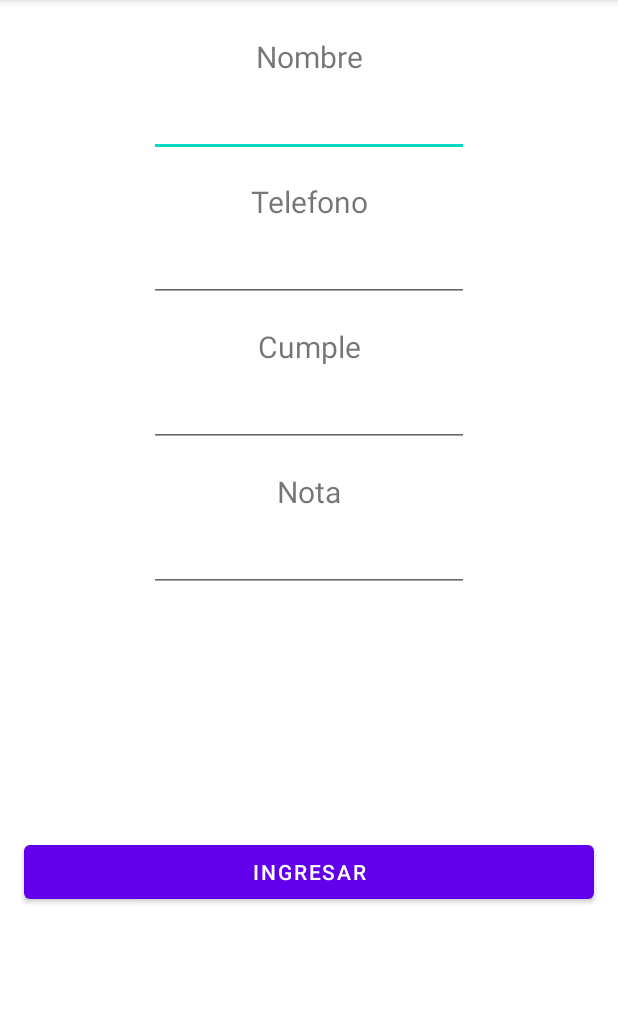
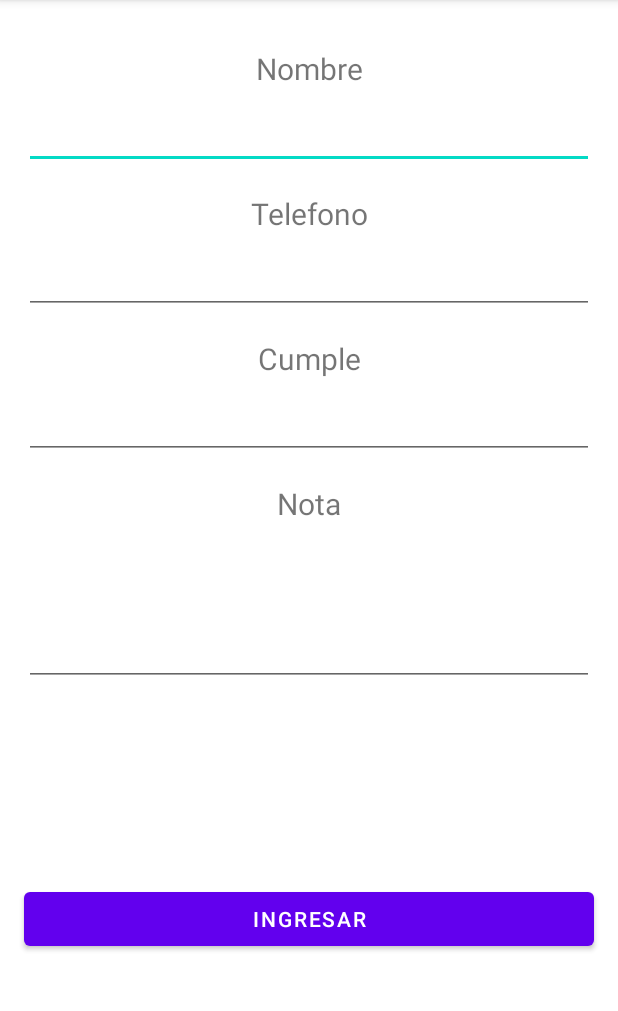
Before and after one commit to Orlandroid/Agenda, an Android app: the screen it shows after launch (MainActivity), after a tap on an icon or button, on a phone screen of 412 x 824 dp, the part 84-1095 px from its top. Run offline under Robolectric (Android 15) with nearby library versions, the phone set to English and light mode, and no system bars; our stand-ins replace Dagger/Hilt's generated code, Room's generated code.

Commit message:
Se agregaron estados a viewModel cambiones de ui en algunos fragments y tambien se agrego la escabilidad del teclado

```diff
--- a/app/src/main/AndroidManifest.xml
+++ b/app/src/main/AndroidManifest.xml
@@ -2,6 +2,7 @@
 <manifest xmlns:android="http://schemas.android.com/apk/res/android"
     package="com.example.crudagenda">
 
+    <uses-permission android:name="android.permission.ACCESS_NETWORK_STATE" />
     <application
         android:allowBackup="true"
         android:name=".Application"
@@ -12,6 +13,7 @@
         android:theme="@style/Theme.CrudAgenda">
         <activity
             android:name=".ui.MainActivity"
+            android:windowSoftInputMode="stateVisible|adjustResize"
             android:exported="true">
             <intent-filter>
                 <action android:name="android.intent.action.MAIN" />
--- a/app/src/main/java/com/example/crudagenda/ui/addcontact/AddContact.kt
+++ b/app/src/main/java/com/example/crudagenda/ui/addcontact/AddContact.kt
@@ -6,11 +6,13 @@ import androidx.fragment.app.Fragment
 import android.view.LayoutInflater
 import android.view.View
 import android.view.ViewGroup
+import android.widget.Toast
 import androidx.fragment.app.viewModels
 import androidx.navigation.fragment.findNavController
 import com.example.crudagenda.R
 import com.example.crudagenda.databinding.FragmentAddContactBinding
 import com.example.crudagenda.util.DatePickerFragment
+import com.example.crudagenda.util.hideKeyboard
 import dagger.hilt.android.AndroidEntryPoint
 
 @AndroidEntryPoint
@@ -19,8 +21,6 @@ class AddContact : Fragment() {
 
     private var _binding: FragmentAddContactBinding? = null
 
-    // This property is only valid between onCreateView and
-    // onDestroyView.
     private val binding get() = _binding!!
     private val viewModel: ViewModelAddContact by viewModels()
 
@@ -29,14 +29,20 @@ class AddContact : Fragment() {
         savedInstanceState: Bundle?
     ): View? {
         _binding = FragmentAddContactBinding.inflate(layoutInflater, container, false)
-        val view = binding.root
+        setUpUi()
+        return binding.root
+    }
+
+    private fun setUpUi() {
+        binding.rootView.setOnClickListener {
+            hideKeyboard()
+        }
         binding.buttonInsertar.setOnClickListener {
             getValues()
         }
         binding.txtCumple.setOnClickListener {
             showDatePickerDialog()
         }
-        return view
     }
 
     private fun getValues() {
@@ -58,4 +64,9 @@ class AddContact : Fragment() {
         activity?.let { newFragment.show(it.supportFragmentManager, "datePicker") }
     }
 
+    override fun onDestroyView() {
+        super.onDestroyView()
+        _binding = null
+    }
+
 }
--- a/app/src/main/java/com/example/crudagenda/ui/addcontact/ContactoAdapter.kt
+++ b/app/src/main/java/com/example/crudagenda/ui/addcontact/ContactoAdapter.kt
@@ -10,8 +10,15 @@ import com.example.crudagenda.R
 import com.example.crudagenda.modelo.Contacto
 import com.example.crudagenda.ui.listaagenda.ListaAgendaDirections
 
-class ContactoAdapter(private val contacto: List<Contacto>) :
+class ContactoAdapter() :
     RecyclerView.Adapter<ContactoAdapter.ViewHolder>() {
+
+    private var listaContactos = listOf<Contacto>()
+
+    fun setData(contatos:List<Contacto>){
+        listaContactos=contatos
+        notifyDataSetChanged()
+    }
 
     class ViewHolder(view: View) : RecyclerView.ViewHolder(view) {
         val name: TextView = view.findViewById(R.id.item_nombre)
@@ -35,7 +42,7 @@ class ContactoAdapter(private val contacto: List<Contacto>) :
     }
 
     override fun onBindViewHolder(viewHolder: ViewHolder, position: Int) {
-        val contacto = contacto[position]
+        val contacto = listaContactos[position]
         viewHolder.bind(contacto)
         viewHolder.itemView.setOnClickListener {
             val accion = ListaAgendaDirections.actionListaAgendaToUpdate(contacto)
@@ -43,6 +50,6 @@ class ContactoAdapter(private val contacto: List<Contacto>) :
         }
     }
 
-    override fun getItemCount() = contacto.size
+    override fun getItemCount() = listaContactos.size
 
 }
--- a/app/src/main/java/com/example/crudagenda/ui/listaagenda/ListaAgenda.kt
+++ b/app/src/main/java/com/example/crudagenda/ui/listaagenda/ListaAgenda.kt
@@ -11,6 +11,8 @@ import com.example.crudagenda.ui.addcontact.ContactoAdapter
 import com.example.crudagenda.databinding.FragmentListaAgendaBinding
 import com.example.crudagenda.util.AlertMessageDialog
 import com.example.crudagenda.util.ListenerAlertDialog
+import com.example.crudagenda.util.ResultData
+import com.example.crudagenda.util.showSnack
 import dagger.hilt.android.AndroidEntryPoint
 
 
@@ -25,6 +27,7 @@ class ListaAgenda : Fragment(), ListenerAlertDialog {
     private val binding get() = _binding!!
     private val viewModel: ViewModelListaAgenda by viewModels()
     private val TAG = "LISTA_AGENDA"
+    private val adapter = ContactoAdapter()
 
     private fun getListener(): ListenerAlertDialog = this
 
@@ -33,12 +36,15 @@ class ListaAgenda : Fragment(), ListenerAlertDialog {
         savedInstanceState: Bundle?
     ): View? {
         _binding = FragmentListaAgendaBinding.inflate(inflater, container, false)
-        val view = binding.root
-        setUpRecyclerView()
+        setUpUi()
+        return binding.root
+    }
+
+    private fun setUpUi(){
+        setUpObserver()
         binding.floatingActionButton.setOnClickListener {
             findNavController().navigate(R.id.action_listaAgenda_to_addContact)
         }
-        return view
     }
 
     override fun onCreate(savedInstanceState: Bundle?) {
@@ -68,11 +74,37 @@ class ListaAgenda : Fragment(), ListenerAlertDialog {
         return super.onOptionsItemSelected(item)
     }
 
-    private fun setUpRecyclerView() {
-        viewModel.getAllContacts()
+
+    private fun setUpObserver(){
         viewModel.contactos.observe(viewLifecycleOwner, {
-            binding.recyclerViewContactos.adapter = ContactoAdapter(it)
+            when(it){
+                is ResultData.Error ->{
+                    binding.root.showSnack(it.message!!)
+                    visibilityProgres(false)
+                }
+                is ResultData.Succes ->{
+                    visibilityProgres(false)
+                    if (it.data != null){
+                        binding.recyclerViewContactos.adapter=adapter
+                        adapter.setData(it.data)
+                    }
+                }
+                is ResultData.ErrorNetwork ->{
+                    binding.root.showSnack(it.message!!)
+                    visibilityProgres(false)
+                }
+                is ResultData.Loading ->{
+                    visibilityProgres(true)
+                }
+            }
         })
+    }
+
+    private fun visibilityProgres(visible:Boolean){
+        if (visible)
+            binding.progressBar.visibility=View.VISIBLE
+        else
+            binding.progressBar.visibility=View.INVISIBLE
     }
 
     override fun btnCancel() {
@@ -82,7 +114,6 @@ class ListaAgenda : Fragment(), ListenerAlertDialog {
     override fun btnEliminar() {
         Log.w(TAG, "Eliminado")
         viewModel.deleteAllContacts()
-        setUpRecyclerView()
     }
 
 }
--- a/app/src/main/java/com/example/crudagenda/ui/listaagenda/ViewModelListaAgenda.kt
+++ b/app/src/main/java/com/example/crudagenda/ui/listaagenda/ViewModelListaAgenda.kt
@@ -1,4 +1,5 @@
 package com.example.crudagenda.ui.listaagenda
+
 
 
 import androidx.lifecycle.MutableLiveData
@@ -6,17 +7,27 @@ import androidx.lifecycle.ViewModel
 import androidx.lifecycle.viewModelScope
 import com.example.crudagenda.modelo.Contacto
 import com.example.crudagenda.repositorio.ContactoRepository
+import com.example.crudagenda.util.NetworkHelper
+import com.example.crudagenda.util.ResultData
 import dagger.hilt.android.lifecycle.HiltViewModel
 import kotlinx.coroutines.Dispatchers
 import kotlinx.coroutines.launch
 import javax.inject.Inject
 
 @HiltViewModel
-class ViewModelListaAgenda @Inject constructor(private val contactoRepository: ContactoRepository) :
+class ViewModelListaAgenda @Inject constructor(
+    private val contactoRepository: ContactoRepository,
+private val networkHelper: NetworkHelper) :
     ViewModel() {
 
 
-    val contactos = MutableLiveData<List<Contacto>>()
+    init {
+        getAllContacts()
+    }
+
+    private val _contactos = MutableLiveData<ResultData<List<Contacto>>>()
+    val contactos: MutableLiveData<ResultData<List<Contacto>>>
+        get() = _contactos
 
     fun deleteAllContacts() {
         viewModelScope.launch(Dispatchers.IO) {
@@ -24,10 +35,19 @@ class ViewModelListaAgenda @Inject constructor(private val contactoRepository: C
         }
     }
 
-    fun getAllContacts() {
+    private fun getAllContacts() {
+        if (!networkHelper.isNetworkConnected()){
+            _contactos.postValue(ResultData.ErrorNetwork("Error de conexion"))
+            return
+        }
         viewModelScope.launch(Dispatchers.IO) {
-            val currentContactos = contactoRepository.getAllContacs()
-            contactos.postValue(currentContactos)
+            _contactos.postValue(ResultData.Loading())
+            val responseContactos = contactoRepository.getAllContacs()
+            if (responseContactos.isNotEmpty()){
+                _contactos.postValue(ResultData.Succes(responseContactos))
+                return@launch
+            }
+            _contactos.postValue(ResultData.Error("Error al traer datos"))
         }
     }
 
--- /dev/null
+++ b/app/src/main/java/com/example/crudagenda/util/NetworkHelper.kt
@@ -0,0 +1,45 @@
+package com.example.crudagenda.util
+
+import android.content.Context
+import android.net.ConnectivityManager
+import android.net.NetworkCapabilities
+import android.os.Build
+import dagger.hilt.android.qualifiers.ApplicationContext
+import javax.inject.Inject
+import javax.inject.Singleton
+
+@Singleton
+class NetworkHelper @Inject constructor(@ApplicationContext private val context: Context) {
+
+    fun isNetworkConnected(): Boolean {
+        var result = false
+        val connectivityManager =
+            context.getSystemService(Context.CONNECTIVITY_SERVICE) as ConnectivityManager
+        if (Build.VERSION.SDK_INT >= Build.VERSION_CODES.M) {
+            val networkCapabilities = connectivityManager.activeNetwork ?: return false
+            val activeNetwork =
+                connectivityManager.getNetworkCapabilities(networkCapabilities) ?: return false
+            result = when {
+                activeNetwork.hasTransport(NetworkCapabilities.TRANSPORT_WIFI) -> true
+                activeNetwork.hasTransport(NetworkCapabilities.TRANSPORT_CELLULAR) -> true
+                activeNetwork.hasTransport(NetworkCapabilities.TRANSPORT_ETHERNET) -> true
+                else -> false
+            }
+        } else {
+            connectivityManager.run {
+                connectivityManager.activeNetworkInfo?.run {
+                    result = when (type) {
+                        ConnectivityManager.TYPE_WIFI -> true
+                        ConnectivityManager.TYPE_MOBILE -> true
+                        ConnectivityManager.TYPE_ETHERNET -> true
+                        else -> false
+                    }
+
+                }
+            }
+        }
+
+        return result
+    }
+
+}
--- /dev/null
+++ b/app/src/main/java/com/example/crudagenda/util/Result.kt
@@ -0,0 +1,9 @@
+package com.example.crudagenda.util
+
+
+sealed class ResultData<T>(val data: T? = null, val message: String? = null) {
+    class Succes<T>(data: T) : ResultData<T>(data)
+    class Error<T>(message: String?) : ResultData<T>(message = message)
+    class ErrorNetwork<T>(message: String?) : ResultData<T>(message = message)
+    class Loading<T>() : ResultData<T>()
+}
--- a/app/src/main/res/anim/fade_in.xml
+++ b/app/src/main/res/anim/fade_in.xml
@@ -1,7 +1,7 @@
 <?xml version="1.0" encoding="utf-8"?>
 <set xmlns:android="http://schemas.android.com/apk/res/android">
     <alpha
-        android:duration="@android:integer/config_shortAnimTime"
+        android:duration="@android:integer/config_mediumAnimTime"
         android:fromAlpha="0"
         android:interpolator="@android:anim/decelerate_interpolator"
         android:toAlpha="1" />
--- a/app/src/main/res/anim/slide_out.xml
+++ b/app/src/main/res/anim/slide_out.xml
@@ -2,7 +2,7 @@
 <set xmlns:android="http://schemas.android.com/apk/res/android">
     <!-- res/anim/slide_out.xml -->
     <translate
-        android:duration="@android:integer/config_shortAnimTime"
+        android:duration="@android:integer/config_mediumAnimTime"
         android:fromXDelta="0%"
         android:interpolator="@android:anim/decelerate_interpolator"
         android:toXDelta="100%" />
--- a/app/src/main/res/layout/fragment_add_contact.xml
+++ b/app/src/main/res/layout/fragment_add_contact.xml
@@ -4,13 +4,14 @@
     xmlns:tools="http://schemas.android.com/tools"
     android:layout_width="match_parent"
     android:layout_height="match_parent"
+    android:id="@+id/root_view"
     tools:context=".ui.addcontact.AddContact">
 
     <TextView
         android:id="@+id/textView"
         android:layout_width="wrap_content"
         android:layout_height="wrap_content"
-        android:layout_marginTop="24dp"
+        android:layout_marginTop="32dp"
         android:text="Nombre"
         android:textSize="20sp"
         app:layout_constraintEnd_toEndOf="parent"
@@ -52,9 +53,11 @@
 
     <EditText
         android:id="@+id/txt_name"
-        android:layout_width="wrap_content"
+        android:layout_width="0dp"
         android:layout_height="wrap_content"
+        android:layout_marginStart="16dp"
         android:layout_marginTop="8dp"
+        android:layout_marginEnd="16dp"
         android:ems="10"
         android:inputType="textPersonName"
         app:layout_constraintEnd_toEndOf="parent"
@@ -63,9 +66,12 @@
 
     <EditText
         android:id="@+id/txt_telefono"
-        android:layout_width="wrap_content"
+        style=""
+        android:layout_width="0dp"
         android:layout_height="wrap_content"
+        android:layout_marginStart="16dp"
         android:layout_marginTop="8dp"
+        android:layout_marginEnd="16dp"
         android:ems="10"
         android:inputType="number"
         app:layout_constraintEnd_toEndOf="parent"
@@ -74,9 +80,11 @@
 
     <EditText
         android:id="@+id/txt_cumple"
-        android:layout_width="wrap_content"
+        android:layout_width="0dp"
         android:layout_height="wrap_content"
+        android:layout_marginStart="16dp"
         android:layout_marginTop="8dp"
+        android:layout_marginEnd="16dp"
         android:ems="10"
         android:inputType="textPersonName"
         app:layout_constraintEnd_toEndOf="parent"
@@ -85,11 +93,13 @@
 
     <EditText
         android:id="@+id/txt_nota"
-        android:layout_width="wrap_content"
-        android:layout_height="wrap_content"
+        android:layout_width="0dp"
+        android:layout_height="100dp"
+        android:layout_marginStart="16dp"
         android:layout_marginTop="8dp"
+        android:layout_marginEnd="16dp"
         android:ems="10"
-        android:inputType="textPersonName"
+        android:inputType="textMultiLine"
         app:layout_constraintEnd_toEndOf="parent"
         app:layout_constraintStart_toStartOf="parent"
         app:layout_constraintTop_toBottomOf="@+id/textView4" />
```
Also changed, not shown: app/src/main/java/com/example/crudagenda/util/Extensions.kt (added, +26 -0 lines), app/src/main/res/drawable/ic_add.xml (added, +10 -0 lines), app/src/main/res/layout/fragment_lista_agenda.xml (+12 -0 lines), app/src/main/res/layout/fragment_update.xml (+14 -6 lines), app/src/main/res/layout/item_contacto.xml (+4 -4 lines).
